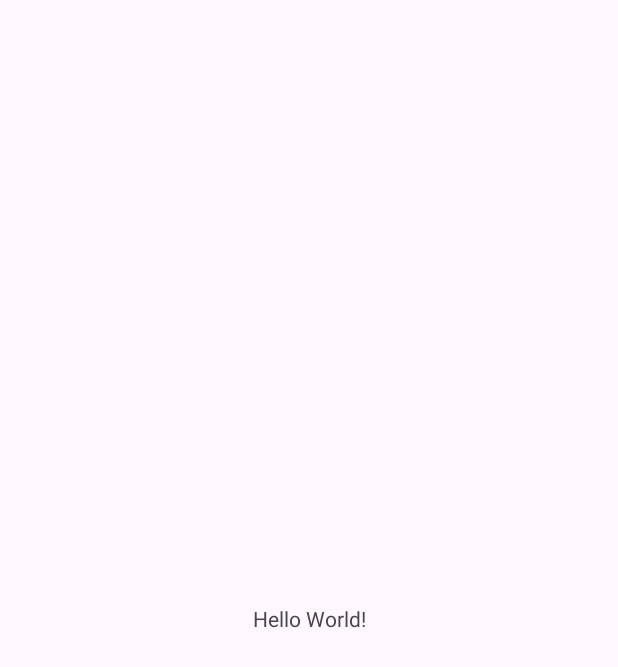
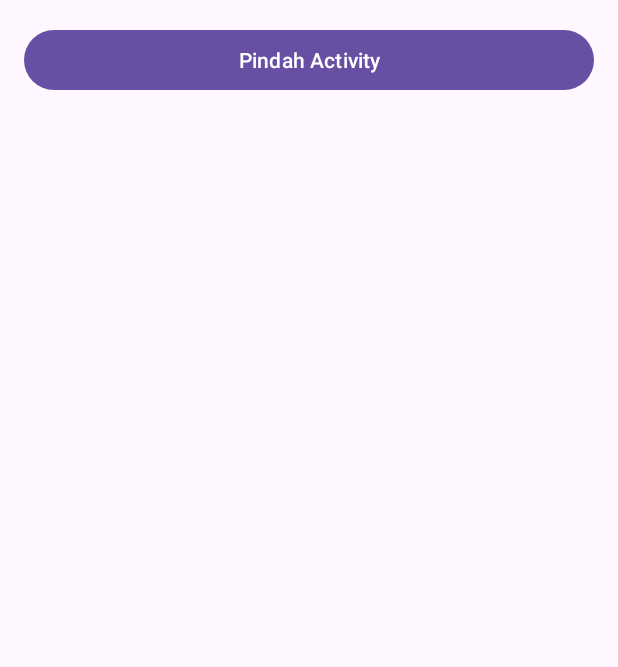
Before and after one commit to Ek-star/Dicoding_Intent, an Android app: the screen it shows after launch (MainActivity), on a phone screen of 412 x 824 dp. Before the commit the part shown is almost empty. Shown: the top 667 px of the screen. Run offline under Robolectric (Android 15) with nearby library versions, the phone set to English and light mode, and no system bars.

Commit message:
Membuat Activity baru agar intent bisa digunakan, serta penambahan pada file strings.xml agar penamaan tidak diulang-ulang, lalu Upload Android Manifest

```diff
--- a/app/src/main/AndroidManifest.xml
+++ b/app/src/main/AndroidManifest.xml
@@ -13,6 +13,9 @@
         android:theme="@style/Theme.Intent"
         tools:targetApi="31">
         <activity
+            android:name=".MoveActivity"
+            android:exported="false" />
+        <activity
             android:name=".MainActivity"
             android:exported="true">
             <intent-filter>
--- a/app/src/main/java/com/example/intent/MainActivity.kt
+++ b/app/src/main/java/com/example/intent/MainActivity.kt
@@ -1,11 +1,46 @@
 package com.example.intent
 
+import android.content.Intent
 import androidx.appcompat.app.AppCompatActivity
 import android.os.Bundle
+import android.view.View
+import android.widget.Button
 
-class MainActivity : AppCompatActivity() {
+// 2. Lalu, tambahkan beberapa baris yang berfungsi untuk menambahkan event onClick pada button btnMoveActivityseperti ini.
+class MainActivity : AppCompatActivity(), View.OnClickListener {
     override fun onCreate(savedInstanceState: Bundle?) {
         super.onCreate(savedInstanceState)
         setContentView(R.layout.activity_main)
+
+        // ALUR
+        // 1. Masuk ke MainActivity, tambahkan beberapa baris kode yang berfungsi untuk memperkenalkan button yang sudah ditambahkan di layout seperti ini.
+        val btnMoveActivity: Button = findViewById(R.id.btn_move_activity)
+        btnMoveActivity.setOnClickListener(this)
     }
+
+    override fun onClick(v: View?) {
+        when (v?.id) {
+            R.id.btn_move_activity -> {
+                // 3. Setelah activity tujuan sudah berhasil diciptakan, sekarang saatnya menambahkan suatu intent pada method onClick() di MainActivity menjadi sebagai berikut.
+                val moveIntent = Intent(this@MainActivity, MoveActivity::class.java)
+                startActivity(moveIntent)
+            }
+        }
+    }
+
+    // Intent adalah mekanisme untuk melakukan sebuah action dan komunikasi antar komponen aplikasi misal Activity, Service, dan Broadcast Receiver. Ada tiga penggunaan umum intent dalam aplikasi Android yaitu sebagai berikut.
+
+    // 1. Memindahkan satu activity ke activity lain dengan atau tidak membawa data.
+    // 2. Menjalankan background service, misalnya melakukan sinkronisasi ke server dan menjalankan proses berulang (periodic/schedulertask).
+    // 3. Mengirimkan obyek broadcast ke aplikasi yang membutuhkan. Misal, ketika aplikasi membutuhkan proses menjalankan sebuah background service setiap kali aplikasi selesai melakukan booting. Aplikasi harus bisa menerima obyek broadcast yang dikirimkan oleh sistem Android untuk eventbooting tersebut.
+
+    // Explicit Intent
+    // Adalah tipe Intent yang digunakan untuk menjalankan komponen lain dengan tujuan yang sudah jelas atau eksplisit. Umumnya Intent ini digunakan untuk berpindah ke Activity lain pada satu aplikasi. Misalnya, dari MainActivity menuju ke DetailActivity.
+
+    // Implicit Intent
+    // Adalah tipe intent yang tidak memerlukan detail nama kelas yang ingin diaktifkan. Model ini memungkinkan komponen dari aplikasi lain bisa merespon request intent yang dijalankan.
+
+    // Penggunaan tipe Intent ini umumnya diperuntukkan untuk menjalankan fitur/fungsi dari komponen aplikasi lain. Contohnya ketika kita membutuhkan fitur untuk mengambil foto. Daripada membuat sendiri fungsi kamera, lebih baik kita menyerahkan proses tersebut pada aplikasi kamera bawaan dari peranti atau aplikasi kamera lain yang telah terinstal sebelumnya di peranti.
+
+    // Hal yang sama misalnya ketika kita membutuhkan fungsi berbagi konten. Kita bisa memanfaatkan intent untuk menampilkan aplikasi mana saja yang bisa menangani fitur tersebut.
 }
--- a/app/src/main/res/layout/activity_main.xml
+++ b/app/src/main/res/layout/activity_main.xml
@@ -1,18 +1,19 @@
 <?xml version="1.0" encoding="utf-8"?>
-<androidx.constraintlayout.widget.ConstraintLayout xmlns:android="http://schemas.android.com/apk/res/android"
+<LinearLayout xmlns:android="http://schemas.android.com/apk/res/android"
     xmlns:app="http://schemas.android.com/apk/res-auto"
     xmlns:tools="http://schemas.android.com/tools"
     android:layout_width="match_parent"
     android:layout_height="match_parent"
+    android:padding="16dp"
+    android:orientation="vertical"
     tools:context=".MainActivity">
 
-    <TextView
-        android:layout_width="wrap_content"
+    <Button
+        android:id="@+id/btn_move_activity"
+        android:layout_width="match_parent"
         android:layout_height="wrap_content"
-        android:text="Hello World!"
-        app:layout_constraintBottom_toBottomOf="parent"
-        app:layout_constraintEnd_toEndOf="parent"
-        app:layout_constraintStart_toStartOf="parent"
-        app:layout_constraintTop_toTopOf="parent" />
+        android:layout_marginBottom="16dp"
+        android:text="@string/move_activity"/>
 
-</androidx.constraintlayout.widget.ConstraintLayout>
+
+</LinearLayout>
```
Also changed, not shown: app/src/main/java/com/example/intent/MoveActivity.kt (added, +11 -0 lines), app/src/main/res/layout/activity_move.xml (added, +14 -0 lines), app/src/main/res/values/strings.xml (+15 -0 lines).
